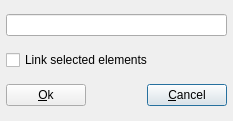
Above: sources/dialogs/dialognewelement.ui from davy7125/polyphone before the change. Below: the same form after it.
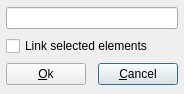
That is the form after the change. Icons and pictures are not drawn.

Commit message: Dialog sizes

```diff
--- a/sources/dialogs/dialognewelement.ui
+++ b/sources/dialogs/dialognewelement.ui
@@ -9,8 +9,8 @@
    <rect>
     <x>0</x>
     <y>0</y>
-    <width>233</width>
-    <height>121</height>
+    <width>184</width>
+    <height>94</height>
    </rect>
   </property>
   <property name="windowTitle">
```
The commit also changes 7 other files.
